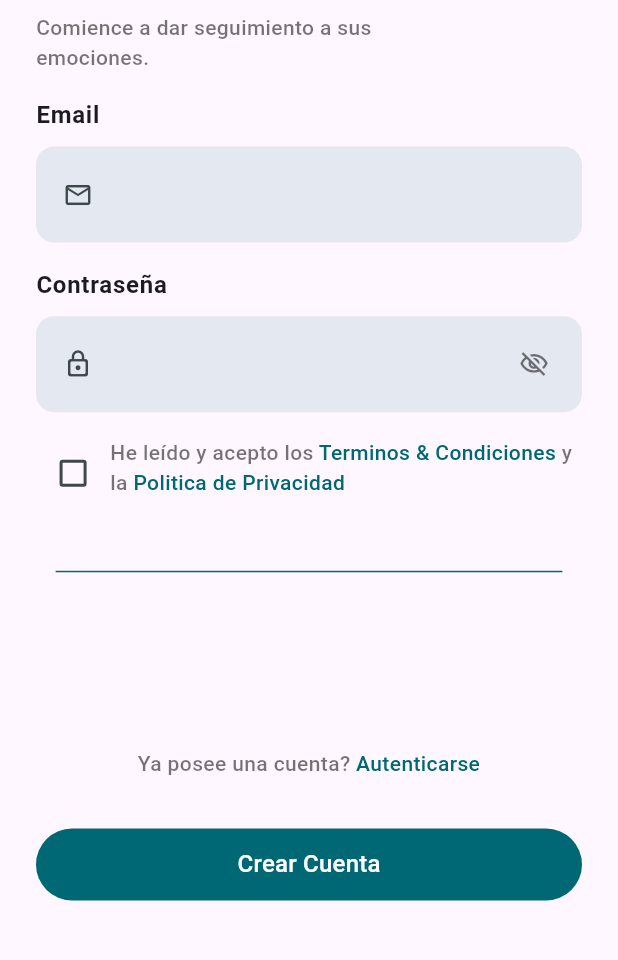
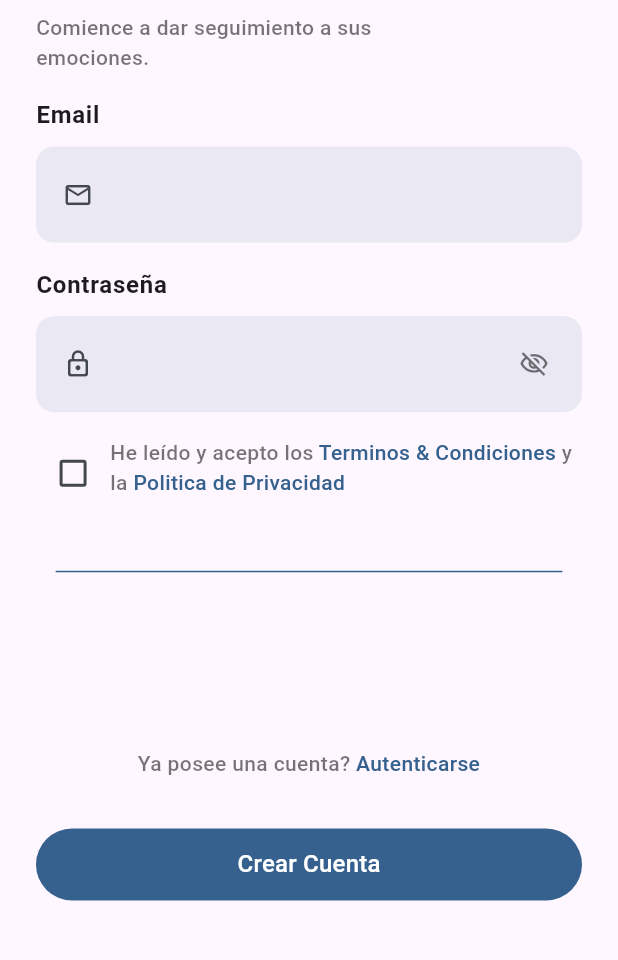
Before and after one commit to palmerovicdev/harmoni, a Flutter app: the screen it shows after launch, after a tap on "Crear Cuenta", on a phone screen of 412 x 824 dp, the part 235-1195 px from its top. Run offline on Flutter 3.47's test engine with Material 3 defaults, Android fonts, the phone set to English and light mode, and no system bars; our stand-ins replace bloc, dio, drift, equatable, flutter_bloc, flutter_svg and 3 more; missing offline and left inert: crypt; accounts and stored records are empty; generated files the repository leaves out were written again; statements that could not run were skipped.

Commit message:
feat: some changes over the code

```diff
--- a/lib/core/widgets/navigation_menu.dart
+++ b/lib/core/widgets/navigation_menu.dart
@@ -34,7 +34,7 @@ class NavigationMenu extends StatelessWidget {
               label: e['name'] ?? '',
               selectedIcon: SvgPicture.asset(
                 e['iconActive'] ?? '',
-                colorFilter: ColorFilter.mode(Theme.of(context).colorScheme.onPrimaryFixed, BlendMode.srcIn),
+                colorFilter: ColorFilter.mode(Theme.of(context).colorScheme.onPrimaryContainer, BlendMode.srcIn),
                 height: 26,
               ),
             ),
--- a/lib/features/my_profile/presentation/page/age_page.dart
+++ b/lib/features/my_profile/presentation/page/age_page.dart
@@ -4,6 +4,7 @@ import 'package:go_router/go_router.dart';
 import 'package:harmoni/features/my_profile/presentation/state_management/age/age_cubit.dart';
 import 'package:harmoni/features/my_profile/presentation/widget/action_button_widget.dart';
 
+import '../../../../core/helpers/utils.dart';
 import '../../../../core/service_locator/service_locator.dart';
 import '../../../../core/widgets/spacer.dart';
 import '../../../../router/general_routes.dart';
@@ -84,7 +85,7 @@ class AgePage extends StatelessWidget {
                         child: Text(
                           'Nos gustaria saber mas acerca de usted.',
                           style: textTheme.bodyMedium?.copyWith(
-                            color: Colors.black54,
+                            color: isDark(context) ? Colors.white54 : Colors.black54,
                             fontWeight: FontWeight.w500,
                           ),
                           textAlign: TextAlign.center,
--- a/lib/features/my_profile/presentation/page/gender_page.dart
+++ b/lib/features/my_profile/presentation/page/gender_page.dart
@@ -69,7 +69,7 @@ class GenderPage extends StatelessWidget {
                       child: Text(
                         'Ayúdenos a mejorar su experiencia.',
                         style: textTheme.bodyMedium?.copyWith(
-                          color: Colors.black54,
+                          color: isDark(context) ? Colors.white54 : Colors.black54,
                           fontWeight: FontWeight.w500,
                         ),
                         textAlign: TextAlign.center,
--- a/lib/features/my_profile/presentation/page/init_page.dart
+++ b/lib/features/my_profile/presentation/page/init_page.dart
@@ -3,6 +3,7 @@ import 'package:flutter_svg/svg.dart';
 import 'package:go_router/go_router.dart';
 import 'package:harmoni/features/my_profile/presentation/widget/action_button_widget.dart';
 
+import '../../../../core/helpers/utils.dart';
 import '../../../../core/widgets/spacer.dart';
 import '../../../../generated/assets.dart';
 import '../../../../router/general_routes.dart';
@@ -37,7 +38,7 @@ class InitPage extends StatelessWidget {
               child: Text(
                 'Bienvenido a Harmoni, comencemos a configurar su cuenta',
                 style: Theme.of(context).textTheme.bodyMedium?.copyWith(
-                      color: Colors.black54,
+                  color: isDark(context) ? Colors.white54 : Colors.black54,
                       fontWeight: FontWeight.w500,
                     ),
                 textAlign: TextAlign.center,
--- a/lib/features/my_profile/presentation/page/name_setting_page.dart
+++ b/lib/features/my_profile/presentation/page/name_setting_page.dart
@@ -73,7 +73,7 @@ class NameSettingPage extends StatelessWidget {
                       child: Text(
                         'Primero lo primero, introduzca su nombre.',
                         style: textTheme.bodyMedium?.copyWith(
-                          color: Colors.black54,
+                          color: isDark(context) ? Colors.white54 : Colors.black54,
                           fontWeight: FontWeight.w500,
                         ),
                         textAlign: TextAlign.center,
--- a/lib/features/my_profile/presentation/page/sign_in_page.dart
+++ b/lib/features/my_profile/presentation/page/sign_in_page.dart
@@ -61,7 +61,7 @@ class SignInPage extends StatelessWidget {
                   child: Text(
                     'Siga dando seguimiento a sus emociones.',
                     style: textTheme.bodyMedium?.copyWith(
-                      color: Colors.black54,
+                      color: isDark(context) ? Colors.white54 : Colors.black54,
                       fontWeight: FontWeight.w500,
                     ),
                     textAlign: TextAlign.start,
--- a/lib/features/my_profile/presentation/page/sign_up_page.dart
+++ b/lib/features/my_profile/presentation/page/sign_up_page.dart
@@ -54,7 +54,7 @@ class SignUpPage extends StatelessWidget {
                   child: Text(
                     'Comience a dar seguimiento a sus emociones.',
                     style: textTheme.bodyMedium?.copyWith(
-                      color: Colors.black54,
+                      color: isDark(context) ? Colors.white54 : Colors.black54,
                       fontWeight: FontWeight.w500,
                     ),
                     textAlign: TextAlign.start,
--- a/lib/features/my_profile/presentation/widget/already_have_account_widget.dart
+++ b/lib/features/my_profile/presentation/widget/already_have_account_widget.dart
@@ -1,6 +1,7 @@
 import 'package:flutter/gestures.dart';
 import 'package:flutter/material.dart';
 import 'package:go_router/go_router.dart';
+import 'package:harmoni/core/helpers/utils.dart';
 
 import '../../../../router/general_routes.dart';
 
@@ -23,7 +24,7 @@ class _AlreadyHaveAccountOrNotWidgetState extends State<AlreadyHaveAccountOrNotW
           TextSpan(
             text: widget.isSignUp ? 'Ya posee una cuenta? ' : 'No posee una cuenta? ',
             style: Theme.of(context).textTheme.bodyMedium?.copyWith(
-                  color: Colors.black54,
+                  color: isDark(context)?Colors.white54 : Colors.black54,
                   fontWeight: FontWeight.w500,
                 ),
           ),
--- a/lib/features/my_profile/presentation/widget/password_input_field_widget.dart
+++ b/lib/features/my_profile/presentation/widget/password_input_field_widget.dart
@@ -1,6 +1,8 @@
 import 'package:flutter/material.dart';
 import 'package:harmoni/core/service_locator/service_locator.dart';
 import 'package:harmoni/features/my_profile/service/my_profile_service.dart';
+
+import '../../../../core/helpers/utils.dart';
 
 class PasswordInputFieldWidget extends StatefulWidget {
   const PasswordInputFieldWidget({
@@ -20,6 +22,7 @@ class _PasswordInputFieldWidgetState extends State<PasswordInputFieldWidget> {
 
   @override
   Widget build(BuildContext context) {
+    var theme = Theme.of(context).colorScheme;
     return TextField(
       obscureText: !shouldShowPassword,
       obscuringCharacter: '•',
@@ -68,7 +71,7 @@ class _PasswordInputFieldWidgetState extends State<PasswordInputFieldWidget> {
             },
             icon: Icon(
               !shouldShowPassword ? Icons.visibility_off_outlined : Icons.visibility_outlined,
-              color: Colors.black54,
+              color: isDark(context) ? Colors.white54 : Colors.black54,
               size: 20,
             ),
           ),
--- a/lib/features/settings/presentation/page/security_setting_page.dart
+++ b/lib/features/settings/presentation/page/security_setting_page.dart
@@ -45,9 +45,7 @@ class SecuritySettingPage extends StatelessWidget {
                     size: 32,
                     color: color,
                   ),
-                  onPressed: () {
-
-                  },
+                  onPressed: () {},
                 ),
                 Space.small.gap,
                 SettingActionWidget(
@@ -66,6 +64,7 @@ class SecuritySettingPage extends StatelessWidget {
                       onAcceptPressed: () => response = true,
                       dialogSettingOptionName: SettingsEnums.shouldShowDeleteAccountPopDialog.name,
                       shouldShowCheckBox: false,
+                      padding: EdgeInsets.symmetric(horizontal: 24.0),
                     );
                     if (!response) return;
                     getMyProfileService().deleteUserProfileByNameOrEmail(name: getMyProfileService().userProfile?.name, email: getMyProfileService().userProfile?.email);
--- a/lib/features/settings/presentation/widget/setting_action_widget.dart
+++ b/lib/features/settings/presentation/widget/setting_action_widget.dart
@@ -1,5 +1,6 @@
 import 'package:flutter/material.dart';
 
+import '../../../../core/helpers/utils.dart';
 import '../../../../core/widgets/spacer.dart';
 
 class SettingActionWidget extends StatelessWidget {
@@ -61,7 +62,7 @@ class SettingActionWidget extends StatelessWidget {
                           ? Text(
                               subtitle!,
                               style: Theme.of(context).textTheme.labelLarge?.copyWith(
-                                    color: Colors.black54,
+                                color: isDark(context) ? Colors.white54 : Colors.black54,
                                   ),
                             )
                           : const SizedBox(),
--- a/lib/main.dart
+++ b/lib/main.dart
@@ -47,7 +47,7 @@ class Harmoni extends StatelessWidget {
           useMaterial3: true,
         ).copyWith(
           colorScheme: ColorScheme.fromSeed(
-            seedColor: Colors.white,
+            seedColor: Colors.blue,
             brightness: Brightness.light,
           ),
         ),
```
Also changed, not shown: lib/core/helpers/utils.dart (+9 -4 lines), lib/features/settings/presentation/page/account_setting_page.dart (+8 -6 lines).
